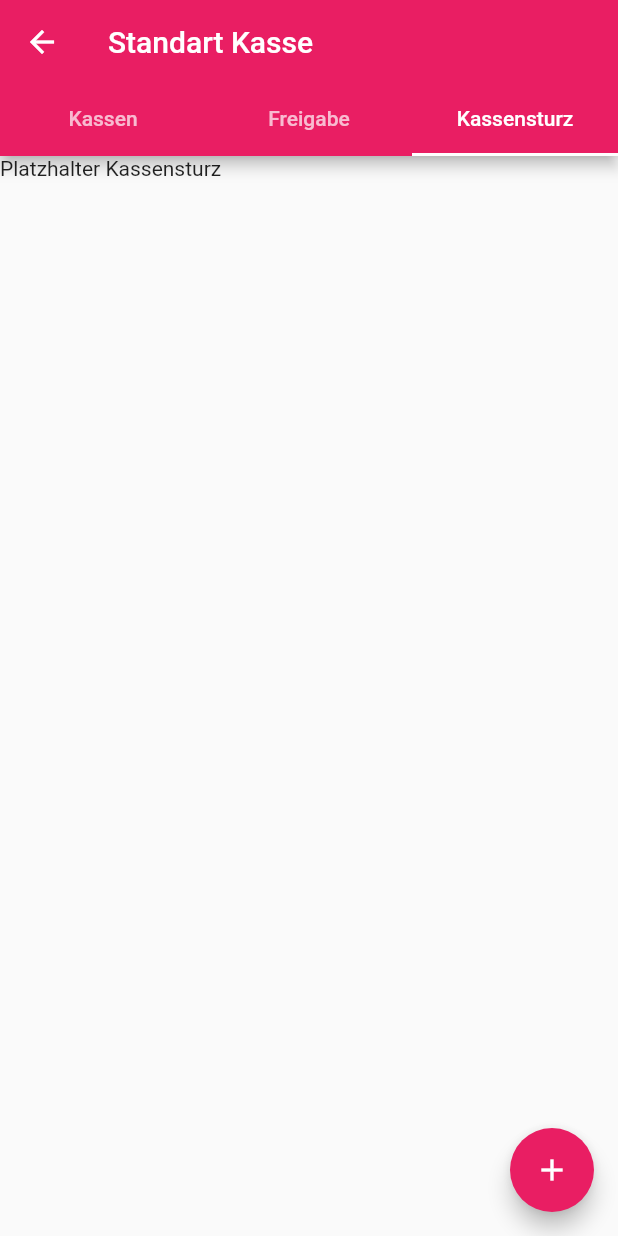
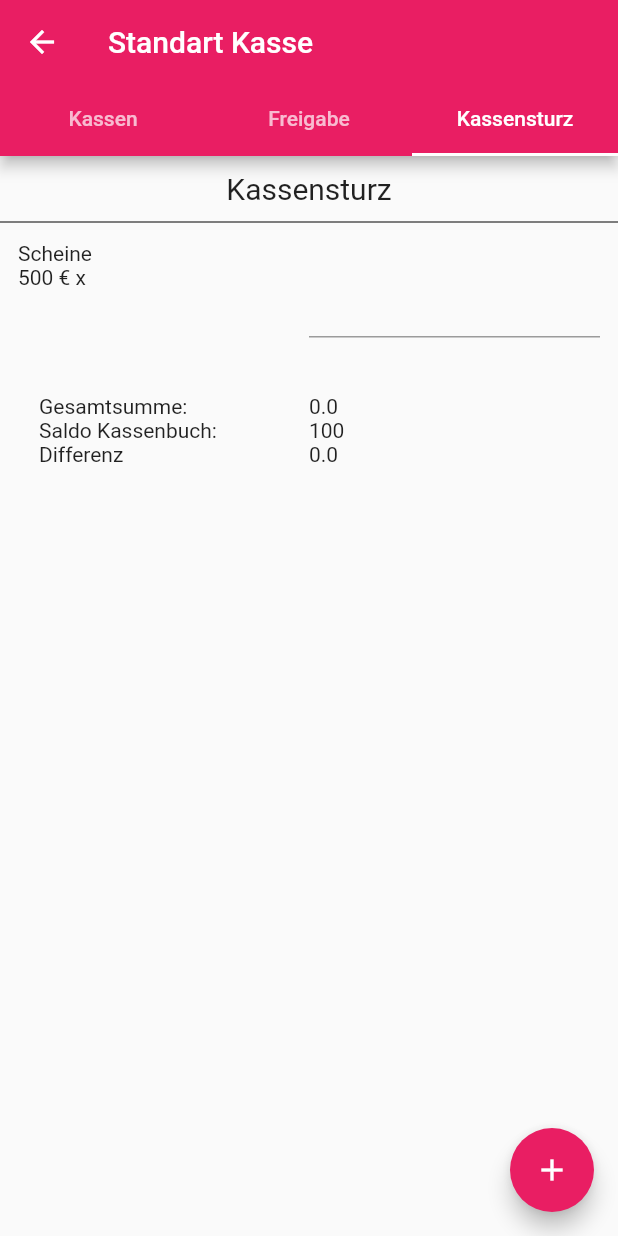
Before and after one commit to ThomasKozsir/kassenbuch_app_flutter, a Flutter app: the KassenBewegungen screen opened by its route, tab 3 chosen, on a phone screen of 412 x 824 dp. Run offline on Flutter 3.47's test engine with Material 2 defaults, Android fonts, the phone set to English and light mode, and no system bars.

Commit message:
- added: beginning of Kassensturz Widget, more to come...

```diff
--- a/lib/KassenBewegungen.dart
+++ b/lib/KassenBewegungen.dart
@@ -3,6 +3,7 @@ import 'dart:async';
 import 'package:flutter/material.dart';
 import 'package:kassenbuch_app/Classes/Transaktion.dart';
 import 'package:kassenbuch_app/NeueTransaktionsPage.dart';
+import 'package:kassenbuch_app/Widgets/KassensturzWidget.dart';
 import 'package:kassenbuch_app/Widgets/TransaktionWidget.dart';
 
 class KassenBewegungen extends StatefulWidget {
@@ -41,14 +42,18 @@ class KassenBewegungenState extends State<KassenBewegungen> {
         body:
         TabBarView(
           children: [
+            //Transaktionen
             new Container(
               decoration: new BoxDecoration(
                 color: Colors.grey,
               ),
               child: GetTransaktionListWidget(),
             ),
+            //Freigabe
             //new FreigabeWidget(),
-            new Text("Platzhalter Kassensturz"),
+            new Text("Freigabe platzhalter"),
+            //Kassensturz
+            new KassensturzWidget(),
           ],
         ),
 
--- /dev/null
+++ b/lib/Widgets/KassensturzWidget.dart
@@ -0,0 +1,102 @@
+
+import 'package:flutter/material.dart';
+
+class KassensturzWidget extends StatefulWidget{
+  @override
+  State<StatefulWidget> createState() {
+    return new KassensturzWidgetState();
+  }
+
+}
+
+class KassensturzWidgetState extends State<KassensturzWidget> {
+  double sum = 0.0, saldo=0.0, delta=0.0;
+  int countFiveHundred=0, countTwoHundred=0, countOnehundred=0, countFifty=0,
+  countTwenty=0, countTen=0, countFive=0, countTwo=0, countOne=0, countFiftyCent = 0,
+  countTwentyCent=0, countTenCent=0, countFiveCent=0, countTwoCent=0, countOneCent=0;
+
+  @override
+  Widget build(BuildContext context) {
+    return new Container(
+      child: Column(
+        children: <Widget>[
+          //header Kassensturz
+          Padding(
+            padding: const EdgeInsets.all(10.0),
+            child: new Text("Kassensturz", style: new TextStyle(fontSize: 20.0), ),
+          ),
+          new Divider(height: 2.0, color: Colors.black),
+          //Money input area
+          Padding(
+            padding: const EdgeInsets.all(12.0),
+            child: new Table(
+              children: <TableRow>[
+                new TableRow(children: <Widget>[
+                  new TableCell(child: new Text("Scheine")),
+                    new TableCell(child: new Text("")),
+                  ],
+            ),
+                //500€
+                new TableRow(
+                  children: <Widget>[
+                    TableCell(child: new Text("500 € x ")),
+                    TableCell(child: new TextField()),
+                  ]
+                )
+            ],
+            ),
+          ),
+          //sum info
+          Padding(
+            padding: const EdgeInsets.all(26.0),
+            child: new Table(
+              children: <TableRow>[
+                //sum
+                new TableRow(
+                  children: <Widget>[
+                    TableCell(
+                        child: new Text("Gesamtsumme: ")
+                    ),
+                    TableCell(
+                      child: new Text(CalculateCashSum().toString()),
+                    ),
+                  ]
+                ),
+                //saldo
+                new TableRow(
+                    children: <Widget>[
+                      new TableCell(child: new Text("Saldo Kassenbuch: ")),
+                      new TableCell(child: new Text(GetSaldo()))
+                    ]
+                ),
+                new TableRow(
+                  children: <Widget>[
+                    new TableCell(child: new Text("Differenz")),
+                    new TableCell(child: new Text(CalculateDeltaSumMinusSaldo().toString())),
+                  ]
+                )
+              ]
+            ),
+          )
+        ],
+      ),
+
+    );
+  }
+
+  ///returns the sum of the money in the cash register
+  double CalculateCashSum() {
+    //TODO: actually calculate stuff
+    return sum;
+  }
+
+  ///return the saldo of our cash register
+  String GetSaldo() {
+    //TODO: somehow get the saldo. Probably should stay mocked.
+    return "100";
+  }
+
+  double CalculateDeltaSumMinusSaldo() {
+    return sum - saldo;
+  }
+}
```
Also changed, not shown: 2 other files.
